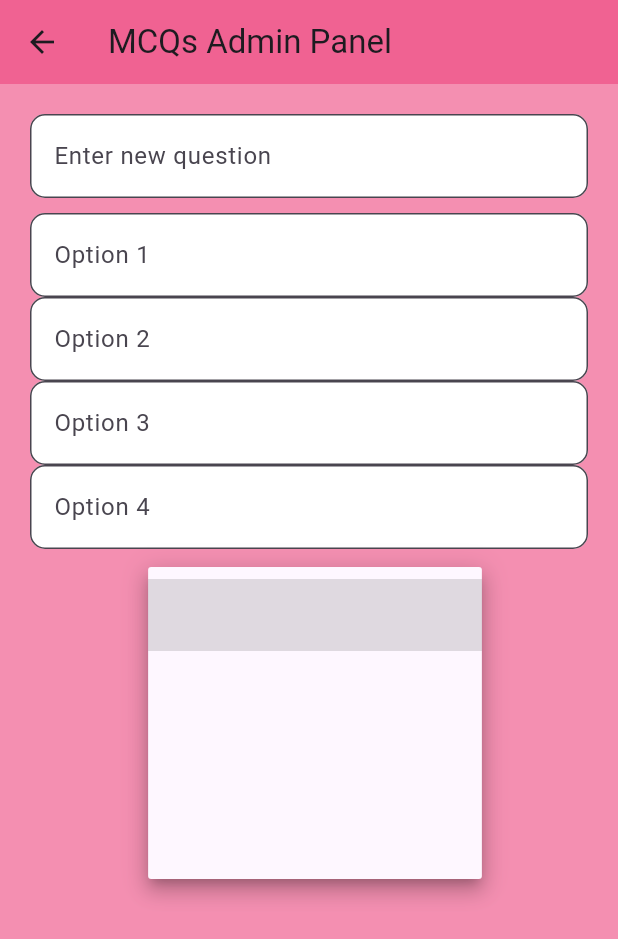
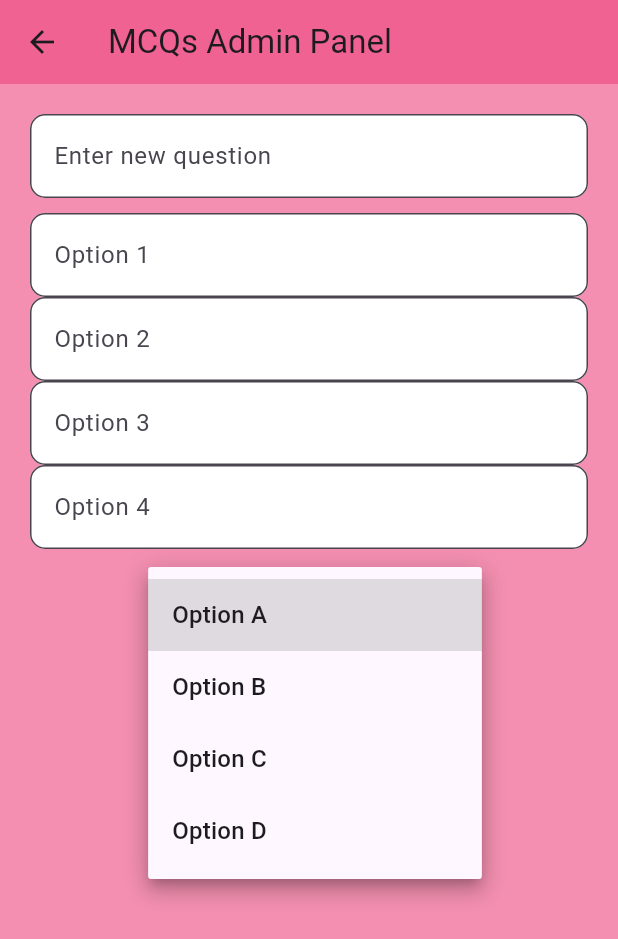
Before and after one commit to ruhma786/Github_projects, a Flutter app: the MCQAdminPanel screen opened directly, after a tap on "Select correct answer", on a phone screen of 412 x 824 dp. Shown: the top 939 px of the screen. Run offline on Flutter 3.47's test engine with Material 3 defaults, Android fonts, the light colour scheme and no system bars; our stand-ins replace audioplayers, flutter_colorpicker.

Commit message:
Update file

```diff
--- a/quiz_app/lib/main.dart
+++ b/quiz_app/lib/main.dart
@@ -649,9 +649,6 @@ class ResultScreen extends StatelessWidget {
   }
 }
 
-
-
-// MCQ Admin Panel
 class MCQAdminPanel extends StatefulWidget {
   @override
   _MCQAdminPanelState createState() => _MCQAdminPanelState();
@@ -661,7 +658,7 @@ class _MCQAdminPanelState extends State<MCQAdminPanel> {
   final TextEditingController _questionController = TextEditingController();
   final List<TextEditingController> _optionControllers =
   List.generate(4, (_) => TextEditingController());
-  String? _correctAnswer; // Make this nullable to handle unselected state
+  String? _correctAnswer;
 
   @override
   void dispose() {
@@ -713,12 +710,12 @@ class _MCQAdminPanelState extends State<MCQAdminPanel> {
             DropdownButton<String>(
               value: _correctAnswer,
               hint: Text('Select correct answer'),
-              items: _optionControllers
-                  .map((controller) => DropdownMenuItem(
-                value: controller.text,
-                child: Text(controller.text),
-              ))
-                  .toList(),
+              items: List.generate(4, (index) {
+                return DropdownMenuItem<String>(
+                  value: String.fromCharCode(65 + index), // A, B, C, D
+                  child: Text('Option ${String.fromCharCode(65 + index)}'), // Show A, B, C, D
+                );
+              }),
               onChanged: (value) {
                 setState(() {
                   _correctAnswer = value; // Update correct answer
@@ -729,7 +726,6 @@ class _MCQAdminPanelState extends State<MCQAdminPanel> {
             ElevatedButton(
               onPressed: () {
                 // Logic to save question and options here
-                // Example:
                 print('Question: ${_questionController.text}');
                 print('Options: ${_optionControllers.map((c) => c.text).toList()}');
                 print('Correct Answer: $_correctAnswer');
@@ -743,6 +739,8 @@ class _MCQAdminPanelState extends State<MCQAdminPanel> {
     );
   }
 }
+
+
 
 class AdminPanel extends StatefulWidget {
   @override
```
